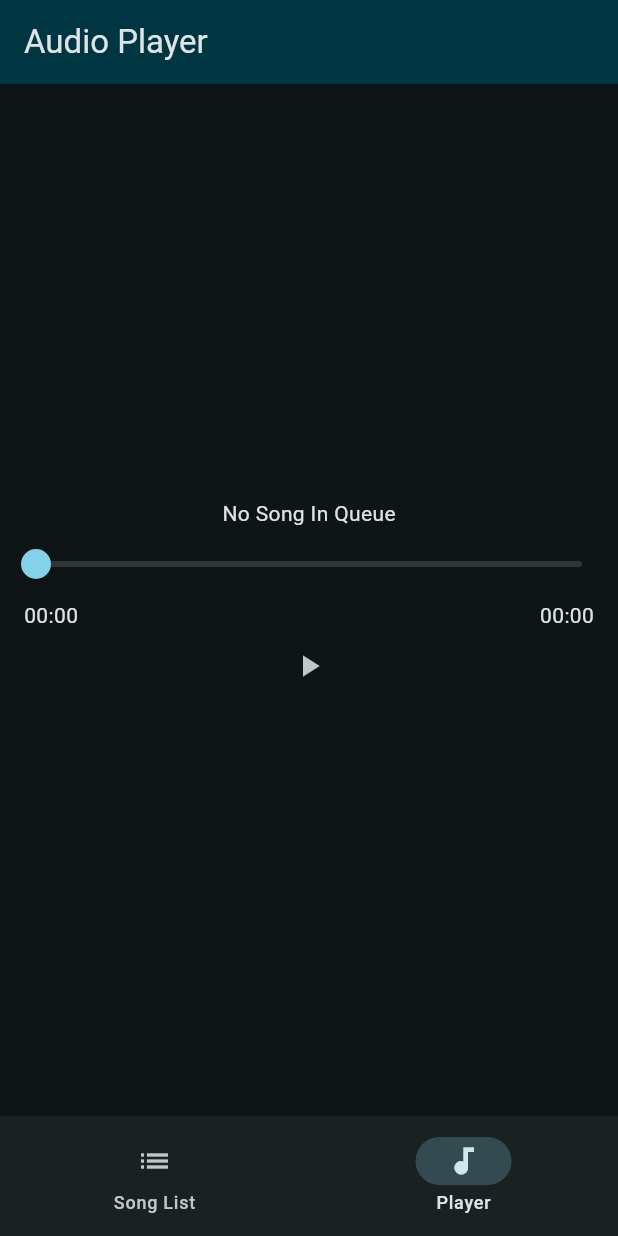
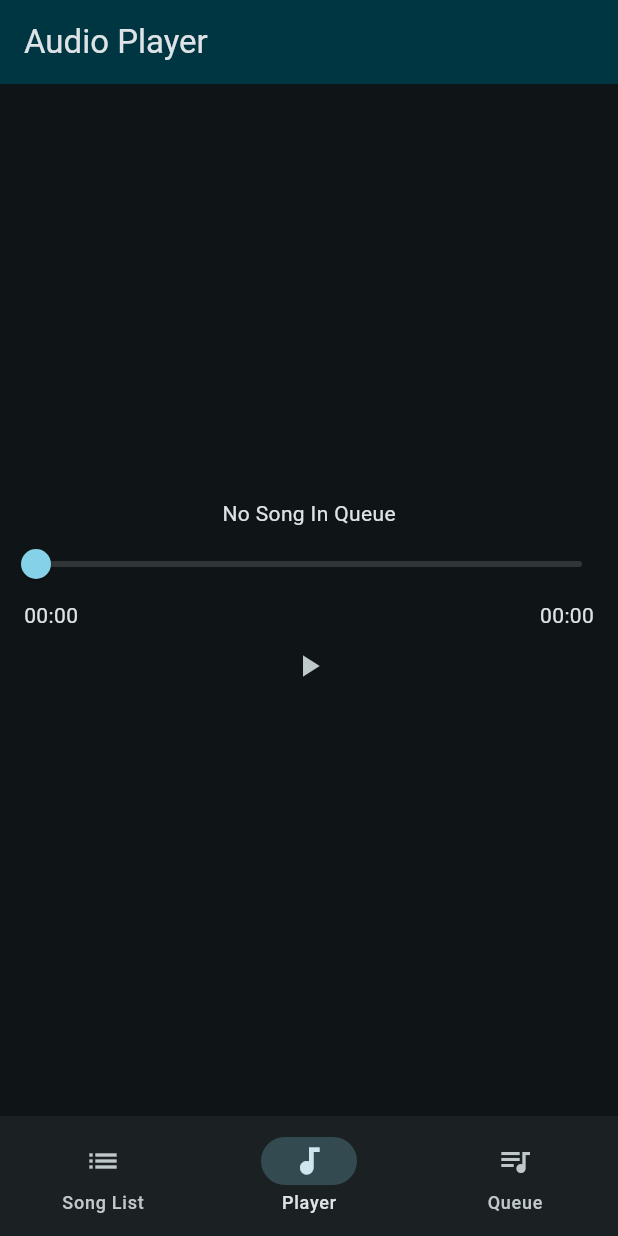
Before and after one commit to OnlyTravis/CustomPlayer_mobileapp, a Flutter app: the screen it shows after launch, item 2 of the bottom bar chosen, after a tap on the "play arrow" icon, on a phone screen of 412 x 824 dp. Run offline on Flutter 3.47's test engine with Material 3 defaults, Android fonts, the phone set to English and light mode, and no system bars; our stand-ins replace audio_service, just_audio, permission_handler, rxdart, sqflite; accounts and stored records are empty.

Commit message:
Added buttons on song list

```diff
--- a/lib/code/audio_handler.dart
+++ b/lib/code/audio_handler.dart
@@ -6,6 +6,7 @@ import 'package:rxdart/rxdart.dart';
 import 'dart:io';
 
 import 'package:song_player/code/permission.dart';
+import 'package:song_player/code/database.dart';
 
 late MusicHandler audio_handler;
 final List<String> accepted_formats = [".m4a", ".mp3", ".mp4"];
@@ -78,13 +79,31 @@ class MusicHandler extends BaseAudioHandler with SeekHandler {
 
   Future<void> replaceCurrentSong(String file_name) async {
     final UriAudioSource audio_source = AudioSource.file("$music_folder_path/$file_name");
+    int index = audio_player.currentIndex ?? -1;
+    if (index == -1) return;
+
+    if (queue.value.isEmpty) {
+      addSongToQueue(file_name);
+      await audio_player.play();
+      return;
+    }
+
+    MediaItem audio_item = toMediaItem(audio_source, file_name);
+    playlist.removeAt(index);
+    playlist.insert(index, audio_source);
+    queue.value.removeAt(index);
+    queue.value.insert(index, audio_item);
+    mediaItem.add(audio_item);
+
+    await audio_player.play();
+  }
+
+  Future<void> addSongToQueue(String file_name) async {
+    final UriAudioSource audio_source = AudioSource.file("$music_folder_path/$file_name");
     playlist.add(audio_source);
 
-    //final newQueue = queue.value..removeAt(0)..insert(0, toMediaItem(file_name));
-    queue.add([toMediaItem(audio_source, file_name)]);
+    queue.value.add(toMediaItem(audio_source, file_name));
     queue.add(queue.value);
-
-    await audio_player.play();
   }
 
   PlaybackState _transformEvent(PlaybackEvent event) {
@@ -118,9 +137,9 @@ class MusicHandler extends BaseAudioHandler with SeekHandler {
 
   void _listenForDurationChanges() {
     audio_player.durationStream.listen((duration) {
-      final index = audio_player.currentIndex;
+      int index = audio_player.currentIndex ?? -1;
       final newQueue = queue.value;
-      if (index == null || newQueue.isEmpty) return;
+      if (index == -1 || newQueue.isEmpty) return;
       final oldMediaItem = newQueue[index];
       final newMediaItem = oldMediaItem.copyWith(duration: duration);
       newQueue[index] = newMediaItem;
--- a/lib/main.dart
+++ b/lib/main.dart
@@ -1,11 +1,14 @@
 import 'package:flutter/material.dart';
 
 import 'package:song_player/code/audio_handler.dart';
+import 'package:song_player/code/database.dart';
+import 'package:song_player/pages/queue.dart';
 import 'package:song_player/pages/song_list.dart';
 import 'package:song_player/pages/player.dart';
 
 Future<void> main() async {
   await initAudioHandler();
+  await initDatabase();
 
   runApp(const SongPlayerApp());
 }
@@ -59,12 +62,17 @@ class _AppNavigationWrapState extends State<AppNavigationWrap> {
           NavigationDestination(
             icon: Icon(Icons.audiotrack),
             label: "Player",
+          ),
+          NavigationDestination(
+            icon: Icon(Icons.queue_music),
+            label: "Queue",
           )
         ]
       ),
       body: [
         SongListPage(),
-        PlayerPage()
+        PlayerPage(),
+        QueuePage(),
       ][current_page_index],
     );
   }
--- a/lib/pages/song_list.dart
+++ b/lib/pages/song_list.dart
@@ -41,10 +41,18 @@ class _SongListPageState extends State<SongListPage> {
       children: [...song_file_list.map((file_name) => Card(
         child: ListTile(
           title: Text(file_name),
-          trailing: IconButton(
-            onPressed: () => audio_handler.replaceCurrentSong(file_name),
-            icon: Icon(Icons.play_arrow)
-          ),
+          trailing: Wrap(
+            children: [
+              IconButton(
+                onPressed: () => audio_handler.addSongToQueue(file_name),
+                icon: Icon(Icons.add)
+              ),
+              IconButton(
+                onPressed: () => audio_handler.replaceCurrentSong(file_name),
+                icon: Icon(Icons.play_arrow)
+              ),
+            ],
+          )
         ),
       ))],
     );
```
Also changed, not shown: lib/pages/queue.dart (added, +38 -0 lines), lib/code/database.dart (line endings or trailing spaces).
